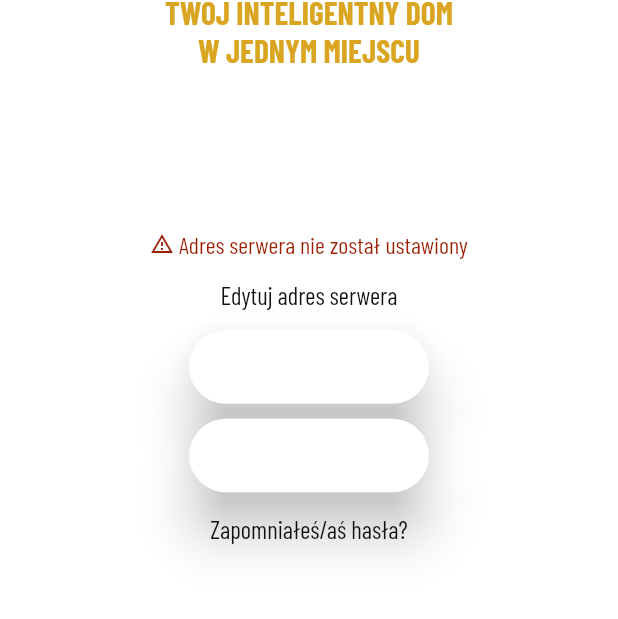
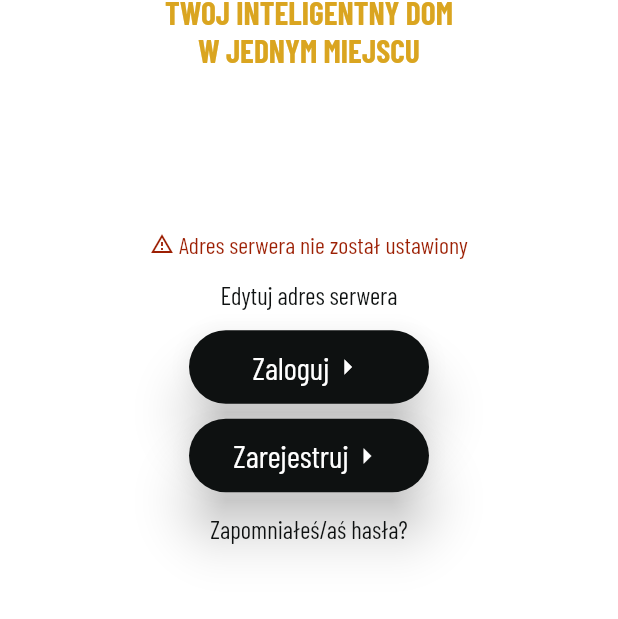
Before and after one commit to karolinaoparczyk/idom_mobile, a Flutter app: the screen it shows after launch, on a phone screen of 412 x 824 dp, the part 347-966 px from its top. Run offline on Flutter 3.47's test engine with Material 2 defaults, Android fonts, the phone set to English and light mode, and no system bars; our stand-ins replace charts_flutter, flutter_secure_storage, flutter_svg, webview_flutter; accounts and stored records are empty.

Commit message:
IDOM-260 Strona dodania nowego sterownika

```diff
--- a/lib/pages/drivers/new_driver.dart
+++ b/lib/pages/drivers/new_driver.dart
@@ -176,10 +176,8 @@ class _NewDriverState extends State<NewDriver> {
         _load = true;
       });
       try {
-        // var res = await api.newDriver(
-        //     widget.driver.id, name, category, _token);
-        var res;
-        if (res['statusCode'] == "200") {
+        var res = await api.addDriver(_nameController.text, categoryValue, null, _token);
+        if (res['statusCode'] == "201") {
           Navigator.pop(context, true);
         } else if (res['statusCode'] == "401") {
           displayProgressDialog(
--- a/lib/utils/idom_colors.dart
+++ b/lib/utils/idom_colors.dart
@@ -4,7 +4,7 @@ class IdomColors {
   static const Color mainFill = Color(0xFF0E1111);
   static const Color error = Color(0xFF9C1F03);
   static const Color mainBackground = Color(0xFFFFFFFF);
-  static const Color buttonBackground = Color(0xFFFFFFFF);
+  static const Color buttonBackground = Color(0xFF0E1111);
   static const Color textLight = Color(0xFFFFFFFF);
   static const Color iconLight = Color(0xFFFFFFFF);
   static const Color textDark = Color(0xFF0E1111);
@@ -12,6 +12,9 @@ class IdomColors {
   static const Color additionalColor = Color(0xFFDAA520);
   static const Color lightBlack = Color(0xFF3B3736);
   static const Color white = Color(0xFFFFFFFF);
+  static const Color green = Color(0xFF73C76C);
+  static const Color darkGreen = Color(0xFF4A9245);
+  static const Color brightGreen = Color(0xFFF0F8F0);
 
   static Color darken(Color color, [double amount = 0.1]) {
     assert(amount >= 0 && amount <= 1);
```
